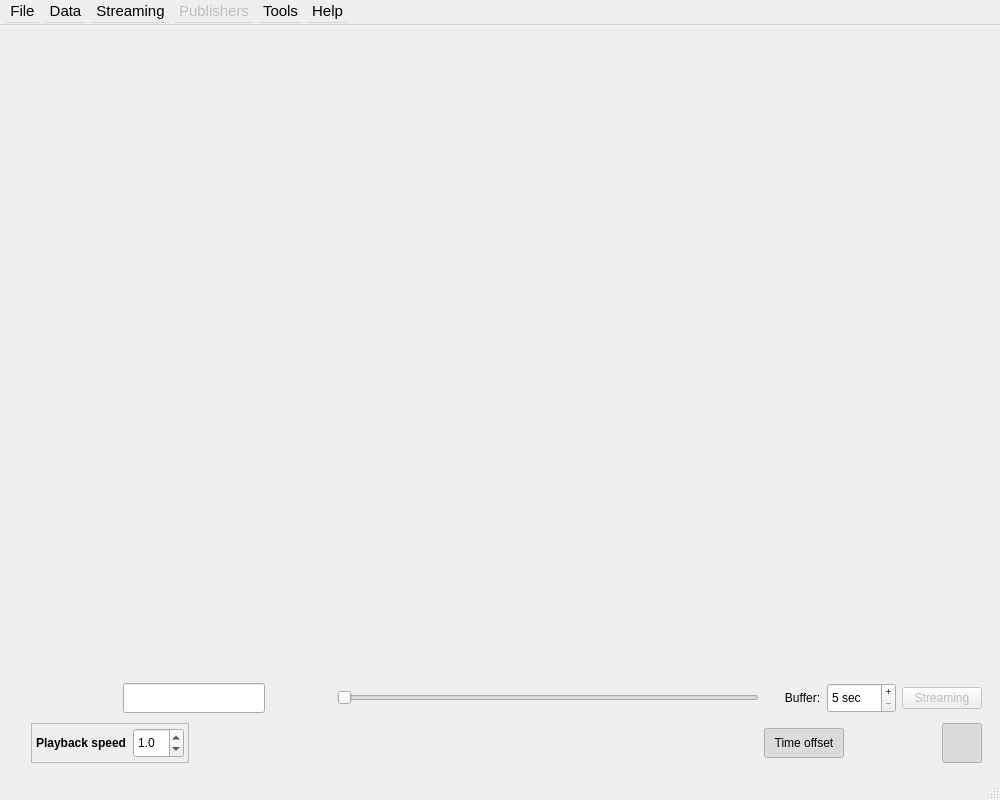
Old version of the form plotter_gui/mainwindow.ui in the repository facontidavide/PlotJuggler.
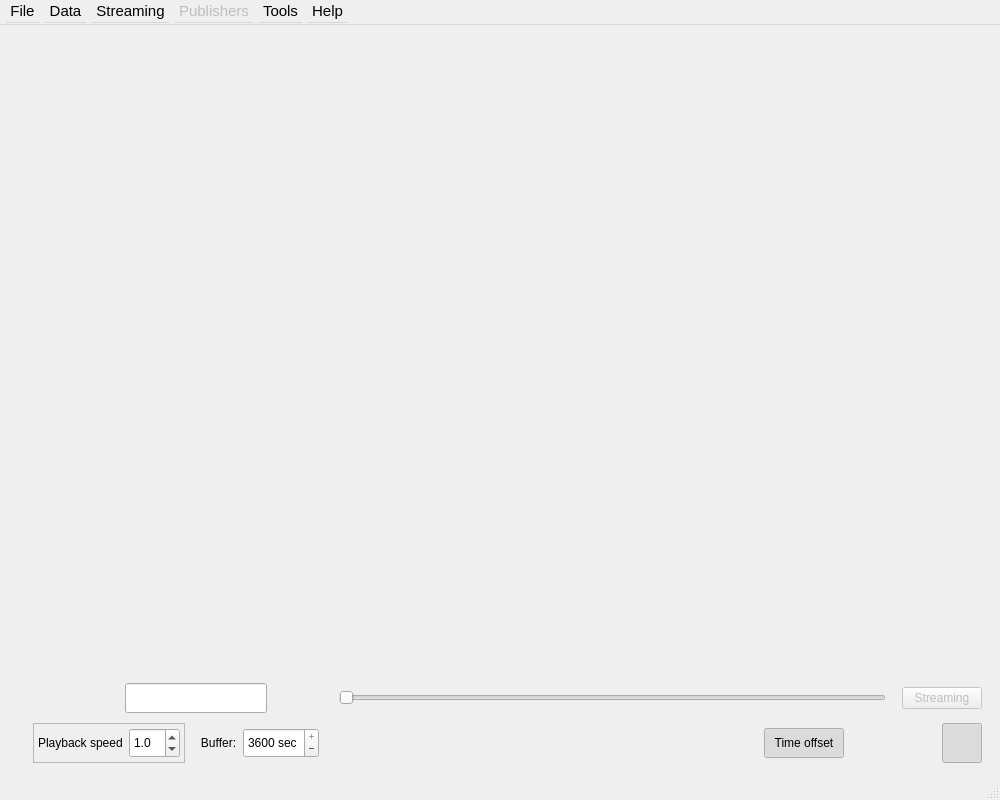
New version of the form. Icons and pictures are not drawn. Custom widgets are drawn as their Qt base class.

```diff
--- a/plotter_gui/mainwindow.ui
+++ b/plotter_gui/mainwindow.ui
@@ -122,7 +122,7 @@
               <height>40</height>
              </size>
             </property>
-            <layout class="QHBoxLayout" name="horizontalLayoutZoom" stretch="0,0,0,0,1,0,0,0,0">
+            <layout class="QHBoxLayout" name="horizontalLayoutZoom" stretch="0,0,0,0,0,0,0">
              <property name="leftMargin">
               <number>8</number>
              </property>
@@ -410,56 +410,6 @@
                </property>
               </spacer>
              </item>
-             <item>
-              <widget class="QLabel" name="streamingLabel">
-               <property name="text">
-                <string>   Buffer:</string>
-               </property>
-              </widget>
-             </item>
-             <item>
-              <widget class="QSpinBox" name="streamingSpinBox">
-               <property name="minimumSize">
-                <size>
-                 <width>0</width>
-                 <height>30</height>
-                </size>
-               </property>
-               <property name="maximumSize">
-                <size>
-                 <width>16777215</width>
-                 <height>30</height>
-                </size>
-               </property>
-               <property name="focusPolicy">
-                <enum>Qt::ClickFocus</enum>
-               </property>
-               <property name="toolTip">
-                <string>Size of the  Buffer (seconds)</string>
-               </property>
-               <property name="buttonSymbols">
-                <enum>QAbstractSpinBox::PlusMinus</enum>
-               </property>
-               <property name="accelerated">
-                <bool>true</bool>
-               </property>
-               <property name="correctionMode">
-                <enum>QAbstractSpinBox::CorrectToPreviousValue</enum>
-               </property>
-               <property name="suffix">
-                <string> sec</string>
-               </property>
-               <property name="minimum">
-                <number>5</number>
-               </property>
-               <property name="maximum">
-                <number>100</number>
-               </property>
-               <property name="value">
-                <number>5</number>
-               </property>
-              </widget>
-             </item>
              <item>
               <widget class="QPushButton" name="pushButtonStreaming">
                <property name="enabled">
@@ -541,12 +491,6 @@
                 </property>
                 <item>
                  <widget class="QLabel" name="label">
-                  <property name="font">
-                   <font>
-                    <weight>75</weight>
-                    <bold>true</bold>
-                   </font>
-                  </property>
                   <property name="text">
                    <string>Playback speed</string>
                   </property>
@@ -592,6 +536,56 @@
                </layout>
               </widget>
              </item>
+             <item>
+              <widget class="QLabel" name="streamingLabel">
+               <property name="text">
+                <string>   Buffer:</string>
+               </property>
+              </widget>
+             </item>
+             <item>
+              <widget class="QSpinBox" name="streamingSpinBox">
+               <property name="minimumSize">
+                <size>
+                 <width>0</width>
+                 <height>30</height>
+                </size>
+               </property>
+               <property name="maximumSize">
+                <size>
+                 <width>16777215</width>
+                 <height>30</height>
+                </size>
+               </property>
+               <property name="focusPolicy">
+                <enum>Qt::ClickFocus</enum>
+               </property>
+               <property name="toolTip">
+                <string>Size of the  Buffer (seconds)</string>
+               </property>
+               <property name="buttonSymbols">
+                <enum>QAbstractSpinBox::PlusMinus</enum>
+               </property>
+               <property name="accelerated">
+                <bool>true</bool>
+               </property>
+               <property name="correctionMode">
+                <enum>QAbstractSpinBox::CorrectToPreviousValue</enum>
+               </property>
+               <property name="suffix">
+                <string> sec</string>
+               </property>
+               <property name="minimum">
+                <number>5</number>
+               </property>
+               <property name="maximum">
+                <number>3600</number>
+               </property>
+               <property name="value">
+                <number>3600</number>
+               </property>
+              </widget>
+             </item>
              <item>
               <spacer name="horizontalSpacer_2">
                <property name="orientation">
```
Left out of the diff: 4 changed lines with no effect on the pictures.
